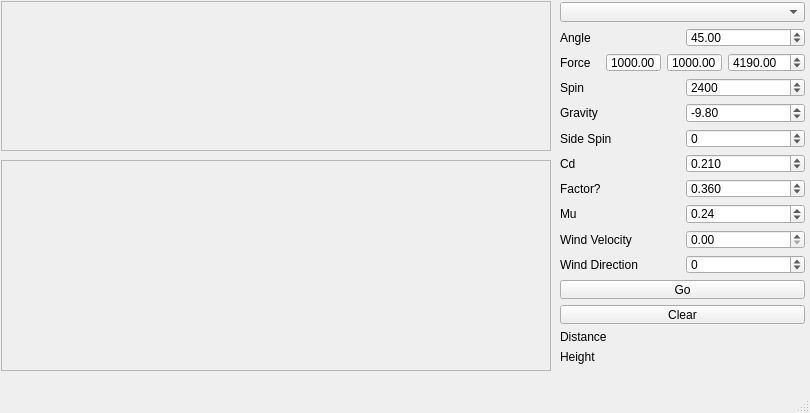
First picture: the form in main_ui.ui, repository dsizzle/trajectory, before the edit.
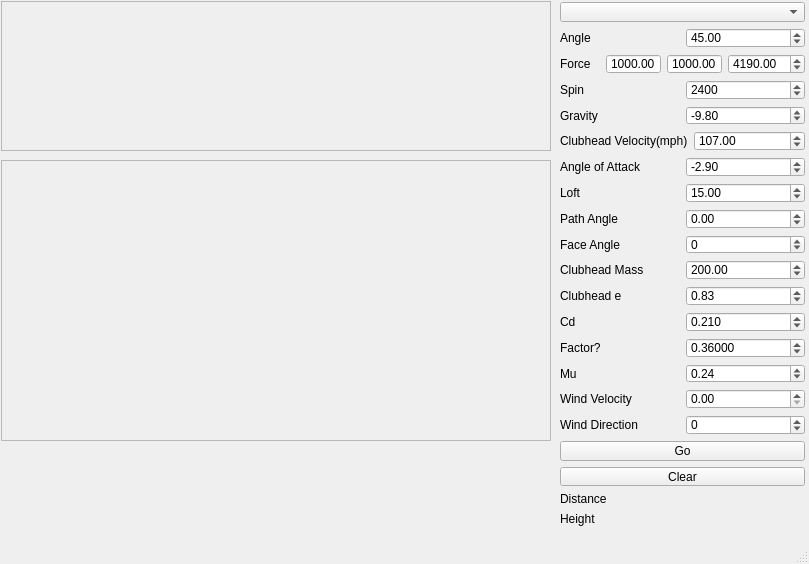
Second picture: the form after the edit. Custom widgets are drawn as their Qt base class.

What changed in the file:
```diff
--- a/main_ui.ui
+++ b/main_ui.ui
@@ -6,8 +6,8 @@
    <rect>
     <x>0</x>
     <y>0</y>
-    <width>810</width>
-    <height>413</height>
+    <width>809</width>
+    <height>564</height>
    </rect>
   </property>
   <property name="windowTitle">
@@ -39,7 +39,7 @@
       <x>560</x>
       <y>2</y>
       <width>245</width>
-      <height>362</height>
+      <height>524</height>
      </rect>
     </property>
     <layout class="QVBoxLayout" name="verticalLayout">
@@ -177,25 +177,205 @@
        </item>
       </layout>
      </item>
+     <item>
+      <layout class="QHBoxLayout" name="horizontalLayout_19">
+       <item>
+        <widget class="QLabel" name="label_14">
+         <property name="text">
+          <string>Clubhead Velocity(mph)</string>
+         </property>
+        </widget>
+       </item>
+       <item>
+        <widget class="QDoubleSpinBox" name="clubheadVelocitySpinBox">
+         <property name="decimals">
+          <number>2</number>
+         </property>
+         <property name="minimum">
+          <double>0.000000000000000</double>
+         </property>
+         <property name="maximum">
+          <double>120.000000000000000</double>
+         </property>
+         <property name="singleStep">
+          <double>0.100000000000000</double>
+         </property>
+         <property name="value">
+          <double>107.000000000000000</double>
+         </property>
+        </widget>
+       </item>
+      </layout>
+     </item>
      <item>
       <layout class="QHBoxLayout" name="horizontalLayout_5">
        <item>
         <widget class="QLabel" name="label_5">
          <property name="text">
-          <string>Side Spin</string>
+          <string>Angle of Attack</string>
          </property>
         </widget>
        </item>
        <item>
-        <widget class="QDoubleSpinBox" name="sideSpinSpinBox">
+        <widget class="QDoubleSpinBox" name="aoaSpinBox">
+         <property name="decimals">
+          <number>2</number>
+         </property>
+         <property name="minimum">
+          <double>-90.000000000000000</double>
+         </property>
+         <property name="maximum">
+          <double>90.000000000000000</double>
+         </property>
+         <property name="singleStep">
+          <double>0.100000000000000</double>
+         </property>
+         <property name="value">
+          <double>-2.900000000000000</double>
+         </property>
+        </widget>
+       </item>
+      </layout>
+     </item>
+     <item>
+      <layout class="QHBoxLayout" name="horizontalLayout_11">
+       <item>
+        <widget class="QLabel" name="label_6">
+         <property name="text">
+          <string>Loft</string>
+         </property>
+        </widget>
+       </item>
+       <item>
+        <widget class="QDoubleSpinBox" name="loftSpinBox">
+         <property name="decimals">
+          <number>2</number>
+         </property>
+         <property name="minimum">
+          <double>0.000000000000000</double>
+         </property>
+         <property name="maximum">
+          <double>60.000000000000000</double>
+         </property>
+         <property name="singleStep">
+          <double>0.100000000000000</double>
+         </property>
+         <property name="value">
+          <double>15.000000000000000</double>
+         </property>
+        </widget>
+       </item>
+      </layout>
+     </item>
+     <item>
+      <layout class="QHBoxLayout" name="horizontalLayout_14">
+       <item>
+        <widget class="QLabel" name="label_9">
+         <property name="text">
+          <string>Path Angle</string>
+         </property>
+        </widget>
+       </item>
+       <item>
+        <widget class="QDoubleSpinBox" name="pathAngleSpinBox">
+         <property name="decimals">
+          <number>2</number>
+         </property>
+         <property name="minimum">
+          <double>-45.000000000000000</double>
+         </property>
+         <property name="maximum">
+          <double>45.000000000000000</double>
+         </property>
+         <property name="singleStep">
+          <double>0.100000000000000</double>
+         </property>
+        </widget>
+       </item>
+      </layout>
+     </item>
+     <item>
+      <layout class="QHBoxLayout" name="horizontalLayout_12">
+       <item>
+        <widget class="QLabel" name="label_7">
+         <property name="text">
+          <string>Face Angle</string>
+         </property>
+        </widget>
+       </item>
+       <item>
+        <widget class="QDoubleSpinBox" name="faceAngleSpinBox">
          <property name="decimals">
           <number>0</number>
          </property>
          <property name="minimum">
-          <double>-10000.000000000000000</double>
+          <double>-45.000000000000000</double>
          </property>
          <property name="maximum">
-          <double>10000.000000000000000</double>
+          <double>45.000000000000000</double>
+         </property>
+         <property name="singleStep">
+          <double>0.100000000000000</double>
+         </property>
+        </widget>
+       </item>
+      </layout>
+     </item>
+     <item>
+      <layout class="QHBoxLayout" name="horizontalLayout_15">
+       <item>
+        <widget class="QLabel" name="label_10">
+         <property name="text">
+          <string>Clubhead Mass</string>
+         </property>
+        </widget>
+       </item>
+       <item>
+        <widget class="QDoubleSpinBox" name="clubheadMassSpinBox">
+         <property name="decimals">
+          <number>2</number>
+         </property>
+         <property name="minimum">
+          <double>0.000000000000000</double>
+         </property>
+         <property name="maximum">
+          <double>800.000000000000000</double>
+         </property>
+         <property name="singleStep">
+          <double>0.100000000000000</double>
+         </property>
+         <property name="value">
+          <double>200.000000000000000</double>
+         </property>
+        </widget>
+       </item>
+      </layout>
+     </item>
+     <item>
+      <layout class="QHBoxLayout" name="horizontalLayout_18">
+       <item>
+        <widget class="QLabel" name="label_13">
+         <property name="text">
+          <string>Clubhead e</string>
+         </property>
+        </widget>
+       </item>
+       <item>
+        <widget class="QDoubleSpinBox" name="clubheadESpinBox">
+         <property name="decimals">
+          <number>2</number>
+         </property>
+         <property name="minimum">
+          <double>0.000000000000000</double>
+         </property>
+         <property name="maximum">
+          <double>1.000000000000000</double>
+         </property>
+         <property name="singleStep">
+          <double>0.010000000000000</double>
+         </property>
+         <property name="value">
+          <double>0.830000000000000</double>
          </property>
         </widget>
        </item>
@@ -240,7 +420,7 @@
        <item>
         <widget class="QDoubleSpinBox" name="factorSpinBox">
          <property name="decimals">
-          <number>3</number>
+          <number>5</number>
          </property>
          <property name="maximum">
           <double>1.000000000000000</double>
@@ -369,7 +549,7 @@
       <x>1</x>
       <y>160</y>
       <width>550</width>
-      <height>211</height>
+      <height>281</height>
      </rect>
     </property>
     <property name="autoFillBackground">
```
Left out of the diff: 2 changed lines with no effect on the pictures.
